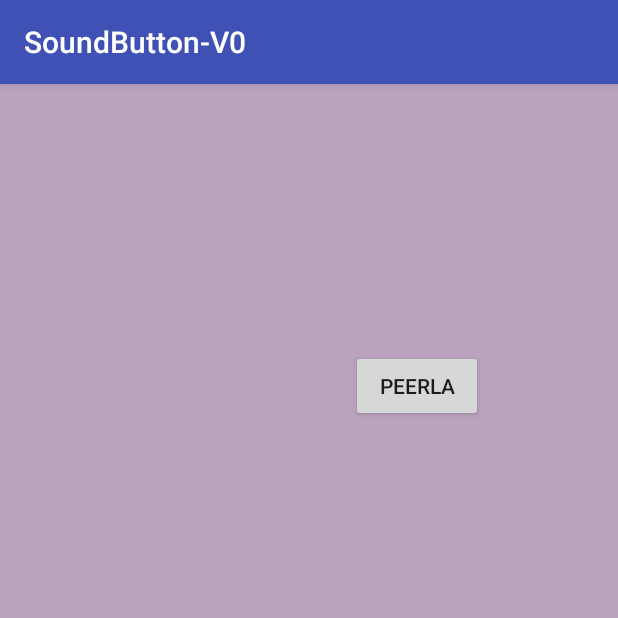
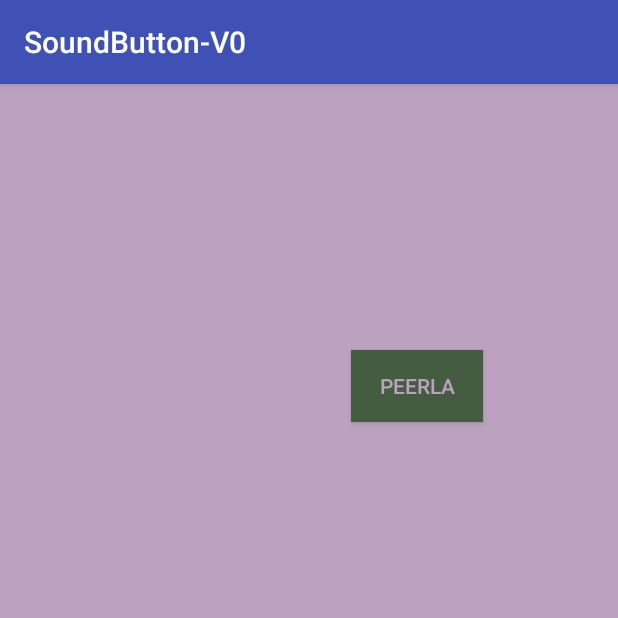
Before and after one commit to igorravasi/SoundButton, an Android app: the screen it shows after launch (MainActivity), after a tap on "BUTTON", on a phone screen of 412 x 824 dp, the top half of it. Run offline under Robolectric (Android 15) with nearby library versions, the phone set to English and light mode, and no system bars.

```diff
--- a/app/src/main/java/developers/edoeigor/soundbutton/MainActivity.java
+++ b/app/src/main/java/developers/edoeigor/soundbutton/MainActivity.java
@@ -36,7 +36,10 @@ public class MainActivity extends AppCompatActivity {
                 mp.start();
                 Random rnd = new Random();
                 int color = Color.argb(255, rnd.nextInt(256), rnd.nextInt(256), rnd.nextInt(256));
+                int colorN = Color.argb(255, 255-Color.red(color), 255-Color.green(color),255-Color.blue(color));
                 constID.setBackgroundColor(color);
+                pulsante.setTextColor(color);
+                pulsante.setBackgroundColor(colorN);
             }
         });
 
```
